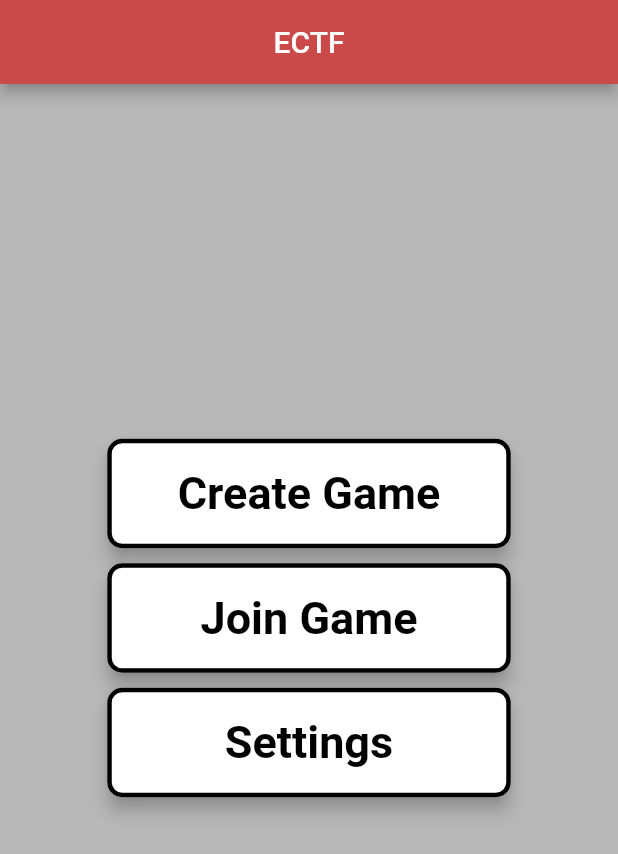
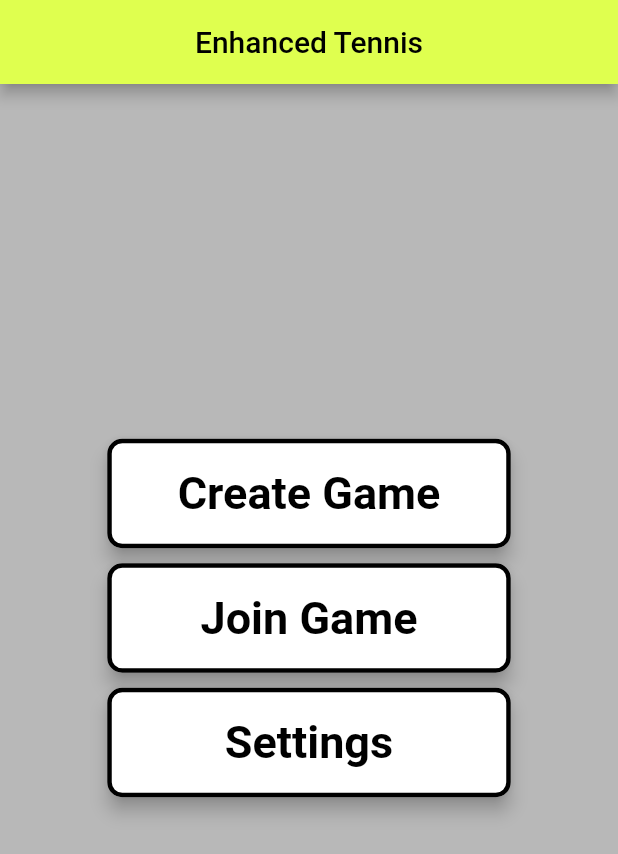
Before and after one commit to liuxuf112/hitheball-frontend, a Flutter app: the screen it shows after launch, on a phone screen of 412 x 824 dp. Shown: the top 854 px of the screen. Run offline on Flutter 3.47's test engine with Material 2 defaults, Android fonts, the phone set to English and light mode, and no system bars; our stand-ins replace audioplayers, confetti, geolocator, google_maps_flutter, location, numberpicker and 1 more; missing offline and left inert: app_settings, parallax_rain, platform_device_id.

Commit message:
updated banner and text

```diff
--- a/lib/utils/helpers/design_constants.dart
+++ b/lib/utils/helpers/design_constants.dart
@@ -2,7 +2,7 @@ import 'package:flutter/material.dart';
 
 //constant colors for things
 class AppConstants {
-  static const bannerColor = Color(0xFFCA4A4A);
+  static const bannerColor = Color(0xFFDFFF4F);
   static const bgColor = Color(0xFFB8B8B8);
   static const buttonColor = Color(0xFFFFFFFF);
   static const buttonSelectedBackgroundColor = Color(0xFFFFFFFF);
@@ -12,7 +12,8 @@ class AppConstants {
       Color(0xFFA2A2A2); //ARGB for some reason
   static const redTeamMapArea = Color(0x7FFF2012);
   static const blueTeamMapArea = Color(0x7F007CFF);
-  static const topOfAppBarText = Text("ECTF", textAlign: TextAlign.center);
+  static const topOfAppBarText = Text("Enhanced Tennis",
+      textAlign: TextAlign.center, style: TextStyle(color: Colors.black));
   static const titleTextStyle =
       TextStyle(fontSize: 30, overflow: TextOverflow.fade);
   static const bodyTextStyle = TextStyle(fontSize: 20);
```
